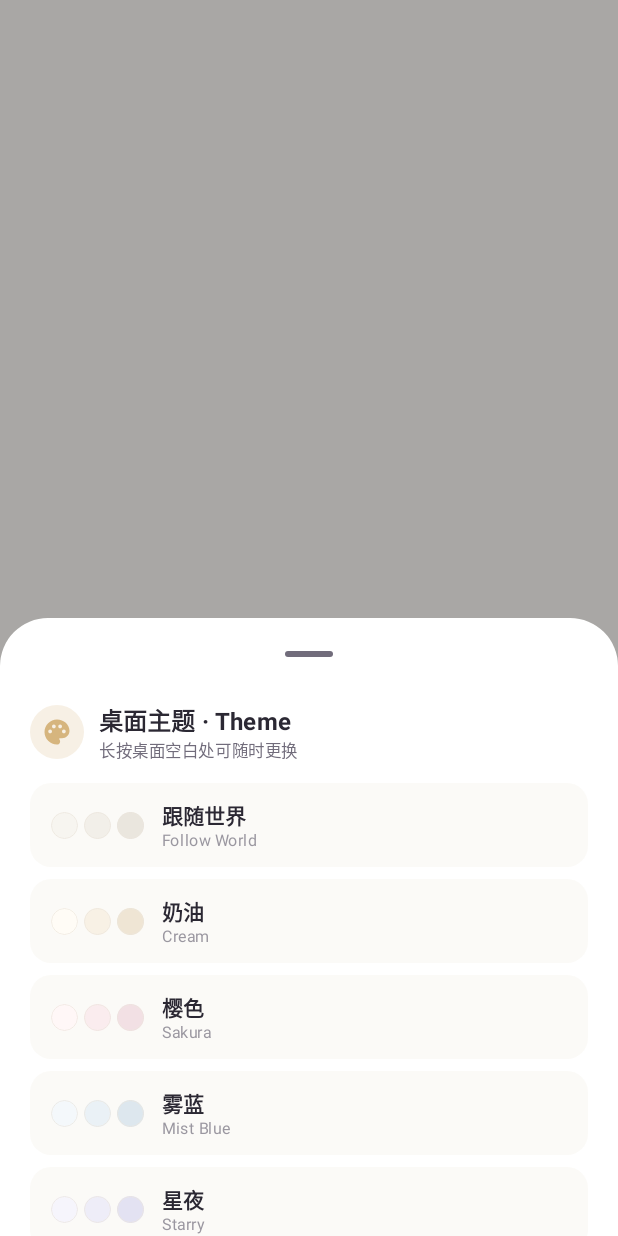
After one commit to puchi-design/ailua, an Android app built with Jetpack Compose: the composable ThemePickerSheet called with empty values, on a phone screen of 412 x 824 dp. The commit adds this screen. Run offline under Robolectric (Android 15) with nearby library versions, the light colour scheme and no system bars.

Commit message:
feat(ui): add home theme pack

```diff
--- /dev/null
+++ b/app/src/main/java/com/example/ui/components/ThemePickerSheet.kt
@@ -0,0 +1,186 @@
+package com.example.ui.components
+
+import androidx.compose.foundation.background
+import androidx.compose.foundation.border
+import androidx.compose.foundation.clickable
+import androidx.compose.foundation.layout.Arrangement
+import androidx.compose.foundation.layout.Box
+import androidx.compose.foundation.layout.Column
+import androidx.compose.foundation.layout.Row
+import androidx.compose.foundation.layout.Spacer
+import androidx.compose.foundation.layout.fillMaxWidth
+import androidx.compose.foundation.layout.height
+import androidx.compose.foundation.layout.padding
+import androidx.compose.foundation.layout.size
+import androidx.compose.foundation.layout.width
+import androidx.compose.foundation.shape.CircleShape
+import androidx.compose.foundation.shape.RoundedCornerShape
+import androidx.compose.material.icons.Icons
+import androidx.compose.material.icons.filled.Check
+import androidx.compose.material.icons.filled.Palette
+import androidx.compose.material3.ExperimentalMaterial3Api
+import androidx.compose.material3.Icon
+import androidx.compose.material3.MaterialTheme
+import androidx.compose.material3.ModalBottomSheet
+import androidx.compose.material3.SheetState
+import androidx.compose.material3.Text
+import androidx.compose.material3.rememberModalBottomSheetState
+import androidx.compose.runtime.Composable
+import androidx.compose.ui.Alignment
+import androidx.compose.ui.Modifier
+import androidx.compose.ui.draw.clip
+import androidx.compose.ui.graphics.Color
+import androidx.compose.ui.platform.testTag
+import androidx.compose.ui.text.font.FontWeight
+import androidx.compose.ui.unit.dp
+import androidx.compose.ui.unit.sp
+import com.example.data.model.DayPhase
+import com.example.data.model.WeatherState
+import com.example.ui.theme.AiluaMoonGold
+
+@OptIn(ExperimentalMaterial3Api::class)
+@Composable
+fun ThemePickerSheet(
+    selectedId: String,
+    onSelect: (String) -> Unit,
+    onDismiss: () -> Unit,
+    sheetState: SheetState = rememberModalBottomSheetState()
+) {
+    ModalBottomSheet(
+        onDismissRequest = onDismiss,
+        sheetState = sheetState,
+        containerColor = MaterialTheme.colorScheme.surface,
+        modifier = Modifier.testTag("theme_picker_sheet")
+    ) {
+        ThemePickerContent(
+            selectedId = selectedId,
+            onSelect = {
+                onSelect(it)
+                onDismiss()
+            }
+        )
+    }
+}
+
+@Composable
+fun ThemePickerContent(
+    selectedId: String,
+    onSelect: (String) -> Unit
+) {
+    val followPreview = wallpaperPalette(DayPhase.EVENING, WeatherState.RAIN, false).colors
+
+    Column(
+        modifier = Modifier
+            .fillMaxWidth()
+            .padding(horizontal = 20.dp, vertical = 8.dp)
+    ) {
+            Row(
+                verticalAlignment = Alignment.CenterVertically
+            ) {
+                Box(
+                    modifier = Modifier
+                        .size(36.dp)
+                        .clip(CircleShape)
+                        .background(AiluaMoonGold.copy(alpha = 0.2f)),
+                    contentAlignment = Alignment.Center
+                ) {
+                    Icon(
+                        imageVector = Icons.Default.Palette,
+                        contentDescription = null,
+                        tint = AiluaMoonGold,
+                        modifier = Modifier.size(20.dp)
+                    )
+                }
+                Spacer(modifier = Modifier.width(10.dp))
+                Column {
+                    Text(
+                        text = "桌面主题 · Theme",
+                        style = MaterialTheme.typography.titleMedium.copy(
+                            fontWeight = FontWeight.Bold,
+                            fontSize = 16.sp
+                        ),
+                        color = MaterialTheme.colorScheme.onSurface
+                    )
+                    Text(
+                        text = "长按桌面空白处可随时更换",
+                        style = MaterialTheme.typography.labelSmall.copy(fontSize = 11.sp),
+                        color = MaterialTheme.colorScheme.onSurfaceVariant
+                    )
+                }
+            }
+
+            Spacer(modifier = Modifier.height(14.dp))
+
+            HomeThemeCatalog.themes.forEach { theme ->
+                val swatches = if (theme.followsWorldClock) followPreview else theme.lightColors
+                val selected = theme.id == selectedId
+
+                Row(
+                    modifier = Modifier
+                        .fillMaxWidth()
+                        .clip(RoundedCornerShape(14.dp))
+                        .background(
+                            if (selected) MaterialTheme.colorScheme.primaryContainer.copy(alpha = 0.65f)
+                            else MaterialTheme.colorScheme.surfaceVariant.copy(alpha = 0.35f)
+                        )
+                        .border(
+                            1.dp,
+                            if (selected) MaterialTheme.colorScheme.primary.copy(alpha = 0.5f)
+                            else Color.Transparent,
+                            RoundedCornerShape(14.dp)
+                        )
+                        .clickable { onSelect(theme.id) }
+                        .padding(horizontal = 14.dp, vertical = 11.dp)
+                        .testTag("theme_option_${theme.id}"),
+                    verticalAlignment = Alignment.CenterVertically
+                ) {
+                    Row(horizontalArrangement = Arrangement.spacedBy(4.dp)) {
+                        swatches.forEach { color ->
+                            Box(
+                                modifier = Modifier
+                                    .size(18.dp)
+                                    .clip(CircleShape)
+                                    .background(color)
+                                    .border(
+                                        0.5.dp,
+                                        MaterialTheme.colorScheme.outlineVariant.copy(alpha = 0.7f),
+                                        CircleShape
+                                    )
+                            )
+                        }
+                    }
+
+                    Spacer(modifier = Modifier.width(12.dp))
+
+                    Column(modifier = Modifier.weight(1f)) {
+                        Text(
+                            text = theme.name,
+                            style = MaterialTheme.typography.titleSmall.copy(
+                                fontWeight = FontWeight.SemiBold,
+                                fontSize = 14.sp
+                            ),
+                            color = MaterialTheme.colorScheme.onSurface
+                        )
+                        Text(
+                            text = theme.nameEn,
+                            style = MaterialTheme.typography.labelSmall.copy(fontSize = 10.5.sp),
+                            color = MaterialTheme.colorScheme.onSurfaceVariant.copy(alpha = 0.7f)
+                        )
+                    }
+
+                    if (selected) {
+                        Icon(
+                            imageVector = Icons.Default.Check,
+                            contentDescription = "当前主题",
+                            tint = MaterialTheme.colorScheme.primary,
+                            modifier = Modifier.size(18.dp)
+                        )
+                    }
+                }
+
+                Spacer(modifier = Modifier.height(8.dp))
+            }
+
+            Spacer(modifier = Modifier.height(16.dp))
+    }
+}
```
Also changed, not shown: app/src/main/java/com/example/ui/components/HomeTheme.kt (added, +93 -0 lines), app/src/main/java/com/example/ui/home/VirtualHomeScreen.kt (+29 -6 lines), app/src/main/java/com/example/ui/preview/AiluaScreenPreviews.kt (+36 -0 lines), 1 other file.
